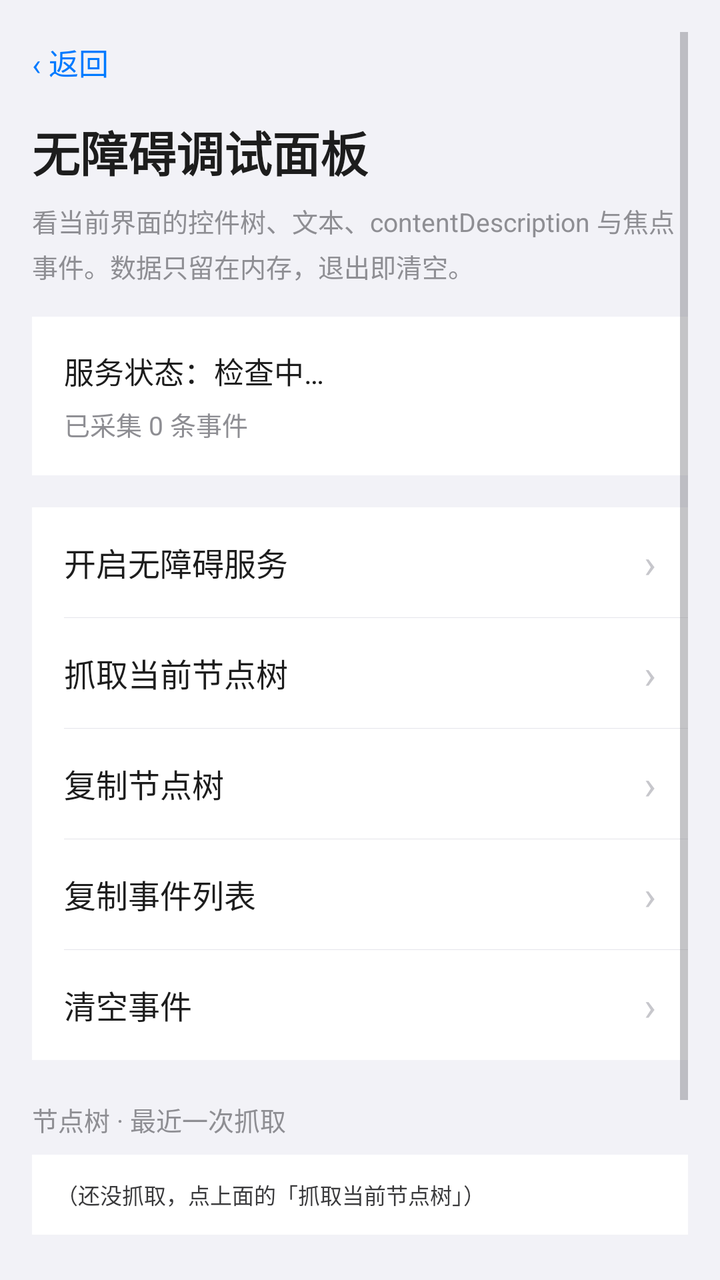
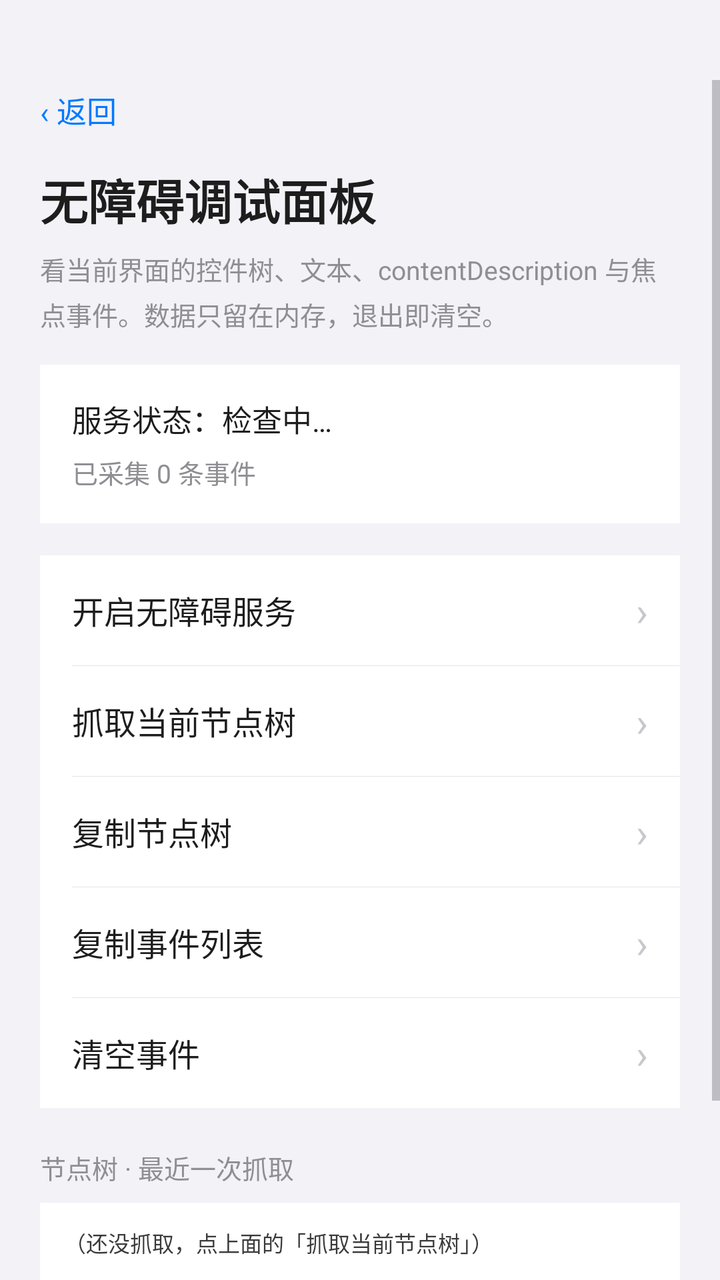

Compare the two renders of this Android layout. The source of the first and the diff that turns it into the second are given below.
<!-- AndroidManifest.xml: application theme Theme.Safewalk -->
<!-- res/layout/activity_a11y_inspector.xml -->
<?xml version="1.0" encoding="utf-8"?>
<ScrollView xmlns:android="http://schemas.android.com/apk/res/android"
    android:layout_width="match_parent"
    android:layout_height="match_parent"
    android:background="@color/bg"
    android:fillViewport="true"
    android:fitsSystemWindows="true"
    android:padding="16dp"
    android:paddingTop="40dp">

    <LinearLayout
        android:layout_width="match_parent"
        android:layout_height="wrap_content"
        android:orientation="vertical"
        android:paddingBottom="40dp">

        <TextView
            android:id="@+id/btn_back"
            style="@style/BackLink"
            android:text="‹ 返回" />

        <TextView
            style="@style/PageTitle"
            android:layout_marginTop="12dp"
            android:text="无障碍调试面板" />

        <TextView
            android:layout_width="match_parent"
            android:layout_height="wrap_content"
            android:layout_marginTop="8dp"
            android:lineSpacingExtra="4dp"
            android:text="看当前界面的控件树、文本、contentDescription 与焦点事件。数据只留在内存，退出即清空。"
            android:textColor="@color/text_hint"
            android:textSize="13sp" />

        
        <LinearLayout
            style="@style/CardStyle"
            android:padding="16dp">

            <TextView
                android:id="@+id/tv_service_state"
                android:layout_width="match_parent"
                android:layout_height="wrap_content"
                android:text="服务状态：检查中…"
                android:textColor="@color/text_primary"
                android:textSize="15sp" />

            <TextView
                android:id="@+id/tv_event_count"
                android:layout_width="match_parent"
                android:layout_height="wrap_content"
                android:layout_marginTop="6dp"
                android:text="已采集 0 条事件"
                android:textColor="@color/text_hint"
                android:textSize="13sp" />
        </LinearLayout>

        
        <LinearLayout
            style="@style/CardStyle"
            android:orientation="vertical">

            <LinearLayout
                android:id="@+id/btn_open_service"
                style="@style/RowStyle">

                <TextView
                    style="@style/RowTitle"
                    android:layout_width="0dp"
                    android:layout_weight="1"
                    android:text="开启无障碍服务" />

                <TextView
                    style="@style/RowChevron" />
            </LinearLayout>

            <View style="@style/RowDivider" />

            <LinearLayout
                android:id="@+id/btn_dump"
                style="@style/RowStyle">

                <TextView
                    style="@style/RowTitle"
                    android:layout_width="0dp"
                    android:layout_weight="1"
                    android:text="抓取当前节点树" />

                <TextView
                    style="@style/RowChevron" />
            </LinearLayout>

            <View style="@style/RowDivider" />

            <LinearLayout
                android:id="@+id/btn_copy_tree"
                style="@style/RowStyle">

                <TextView
                    style="@style/RowTitle"
                    android:layout_width="0dp"
                    android:layout_weight="1"
                    android:text="复制节点树" />

                <TextView
                    style="@style/RowChevron" />
            </LinearLayout>

            <View style="@style/RowDivider" />

            <LinearLayout
                android:id="@+id/btn_copy_events"
                style="@style/RowStyle">

                <TextView
                    style="@style/RowTitle"
                    android:layout_width="0dp"
                    android:layout_weight="1"
                    android:text="复制事件列表" />

                <TextView
                    style="@style/RowChevron" />
            </LinearLayout>

            <View style="@style/RowDivider" />

            <LinearLayout
                android:id="@+id/btn_clear"
                style="@style/RowStyle">

                <TextView
                    style="@style/RowTitle"
                    android:layout_width="0dp"
                    android:layout_weight="1"
                    android:text="清空事件" />

                <TextView
                    style="@style/RowChevron" />
            </LinearLayout>
        </LinearLayout>

        
        <TextView
            style="@style/SectionLabel"
            android:text="节点树 · 最近一次抓取" />

        <TextView
            android:id="@+id/tv_tree"
            style="@style/CardStyle"
            android:layout_marginTop="0dp"
            android:fontFamily="monospace"
            android:lineSpacingExtra="2dp"
            android:padding="12dp"
            android:text="（还没抓取，点上面的「抓取当前节点树」）"
            android:textColor="@color/text_body"
            android:textIsSelectable="true"
            android:textSize="11sp" />

        
        <TextView
            style="@style/SectionLabel"
            android:text="事件流 · 最新在上，最多 60 条" />

        <LinearLayout
            android:id="@+id/container_events"
            style="@style/CardStyle"
            android:layout_marginTop="0dp"
            android:orientation="vertical"
            android:padding="12dp" />

    </LinearLayout>

</ScrollView>
<!-- resources referenced by this layout -->
<resources>
  <color name="bg">#F2F2F7</color>
  <color name="text_body">#3A3A3C</color>
  <color name="text_hint">#8E8E93</color>
  <color name="text_primary">#1D1D1D</color>
  <style name="BackLink">
          <item name="android:layout_width">wrap_content</item>
          <item name="android:layout_height">wrap_content</item>
          <item name="android:background">?android:attr/selectableItemBackground</item>
          <item name="android:paddingTop">4dp</item>
          <item name="android:paddingBottom">4dp</item>
          <item name="android:paddingRight">12dp</item>
          <item name="android:textColor">@color/primary</item>
          <item name="android:textSize">15sp</item>
      </style>
  <style name="CardStyle">
          <item name="android:layout_width">match_parent</item>
          <item name="android:layout_height">wrap_content</item>
          <item name="android:layout_marginTop">16dp</item>
          <item name="android:orientation">vertical</item>
          <item name="android:background">@color/card_bg</item>
      </style>
  <style name="PageTitle">
          <item name="android:layout_width">wrap_content</item>
          <item name="android:layout_height">wrap_content</item>
          <item name="android:textColor">@color/text_primary</item>
          <item name="android:textSize">24sp</item>
          <item name="android:textStyle">bold</item>
      </style>
  <style name="RowChevron">
          <item name="android:layout_width">wrap_content</item>
          <item name="android:layout_height">wrap_content</item>
          <item name="android:text">›</item>
          <item name="android:textColor">@color/chevron</item>
          <item name="android:textSize">20sp</item>
      </style>
  <style name="RowDivider">
          <item name="android:layout_width">match_parent</item>
          <item name="android:layout_height">1px</item>
          <item name="android:layout_marginLeft">16dp</item>
          <item name="android:background">@color/divider</item>
      </style>
  <style name="RowStyle">
          <item name="android:layout_width">match_parent</item>
          <item name="android:layout_height">wrap_content</item>
          <item name="android:orientation">horizontal</item>
          <item name="android:gravity">center_vertical</item>
          <item name="android:paddingLeft">16dp</item>
          <item name="android:paddingRight">16dp</item>
          <item name="android:paddingTop">14dp</item>
          <item name="android:paddingBottom">14dp</item>
          <item name="android:background">?android:attr/selectableItemBackground</item>
          <item name="android:clickable">true</item>
          <item name="android:focusable">true</item>
      </style>
  <style name="RowTitle">
          <item name="android:layout_width">wrap_content</item>
          <item name="android:layout_height">wrap_content</item>
          <item name="android:textColor">@color/text_primary</item>
          <item name="android:textSize">16sp</item>
      </style>
  <style name="SectionLabel">
          <item name="android:layout_width">match_parent</item>
          <item name="android:layout_height">wrap_content</item>
          <item name="android:layout_marginTop">20dp</item>
          <item name="android:layout_marginBottom">8dp</item>
          <item name="android:textColor">@color/text_hint</item>
          <item name="android:textSize">13sp</item>
      </style>
  <color name="primary">#007AFF</color>
  <color name="card_bg">#FFFFFF</color>
  <color name="chevron">#C7C7CC</color>
  <color name="divider">#E5E5EA</color>
  <!-- unchanged entries left out for length: 1 -->
</resources>

<!-- the commit's change to res/layout/activity_a11y_inspector.xml (unified diff, before → after) -->
@@ -5,13 +5,14 @@
     android:background="@color/bg"
     android:fillViewport="true"
     android:fitsSystemWindows="true"
-    android:padding="16dp"
     android:paddingTop="40dp">
 
     <LinearLayout
         android:layout_width="match_parent"
         android:layout_height="wrap_content"
         android:orientation="vertical"
+        android:paddingStart="20dp"
+        android:paddingEnd="20dp"
         android:paddingBottom="40dp">
 
         <TextView
